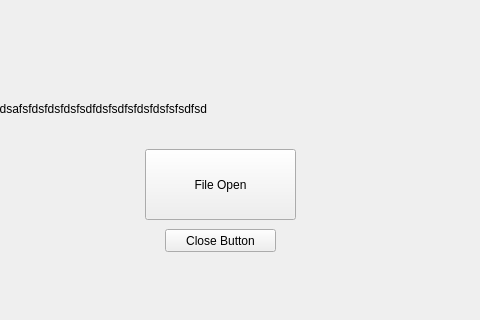
Qt form ColorRecovery/fileUi.ui (KimYoungUng74/ColorRecovery) before a commit; both pictures show x 185 to 665 and y 321 to 641 of the 800 by 740 pixel window.
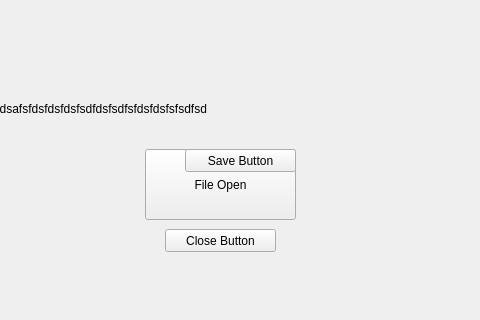
The same form after that commit.

```diff
--- a/ColorRecovery/fileUi.ui
+++ b/ColorRecovery/fileUi.ui
@@ -27,6 +27,19 @@
      <string>File Open</string>
     </property>
    </widget>
+    <widget class="QPushButton" name="save_btn">
+    <property name="geometry">
+     <rect>
+      <x>370</x>
+      <y>470</y>
+      <width>111</width>
+      <height>23</height>
+     </rect>
+    </property>
+    <property name="text">
+     <string>Save Button</string>
+    </property>
+   </widget>
    <widget class="QPushButton" name="close_btn">
     <property name="geometry">
      <rect>
```
